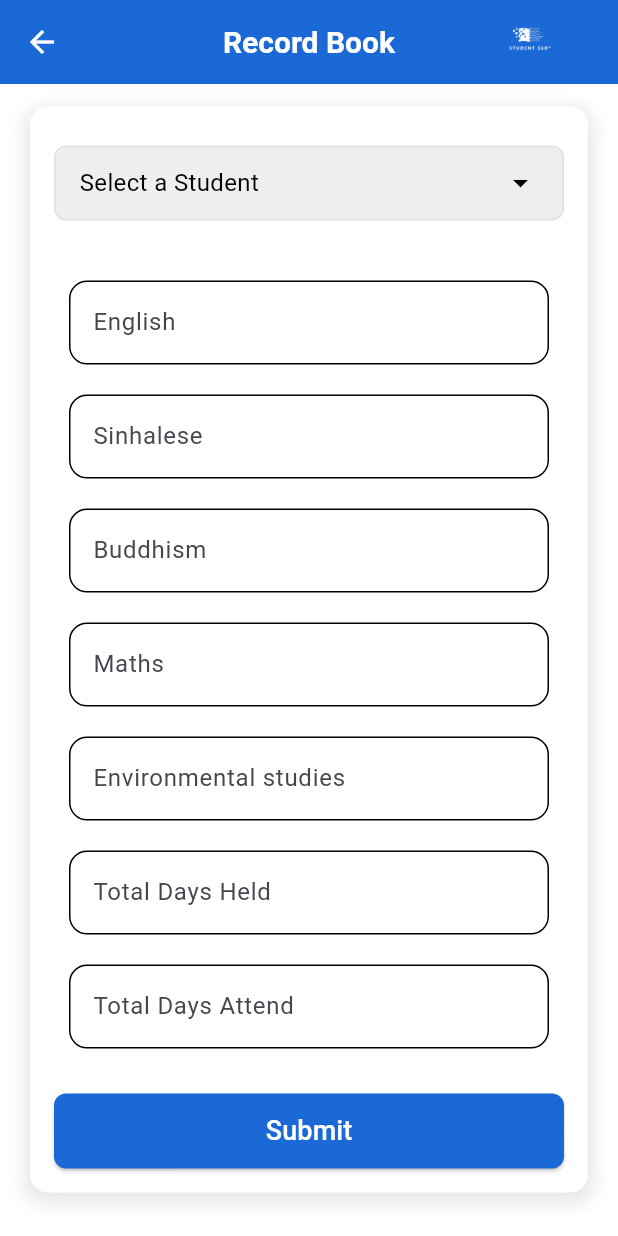
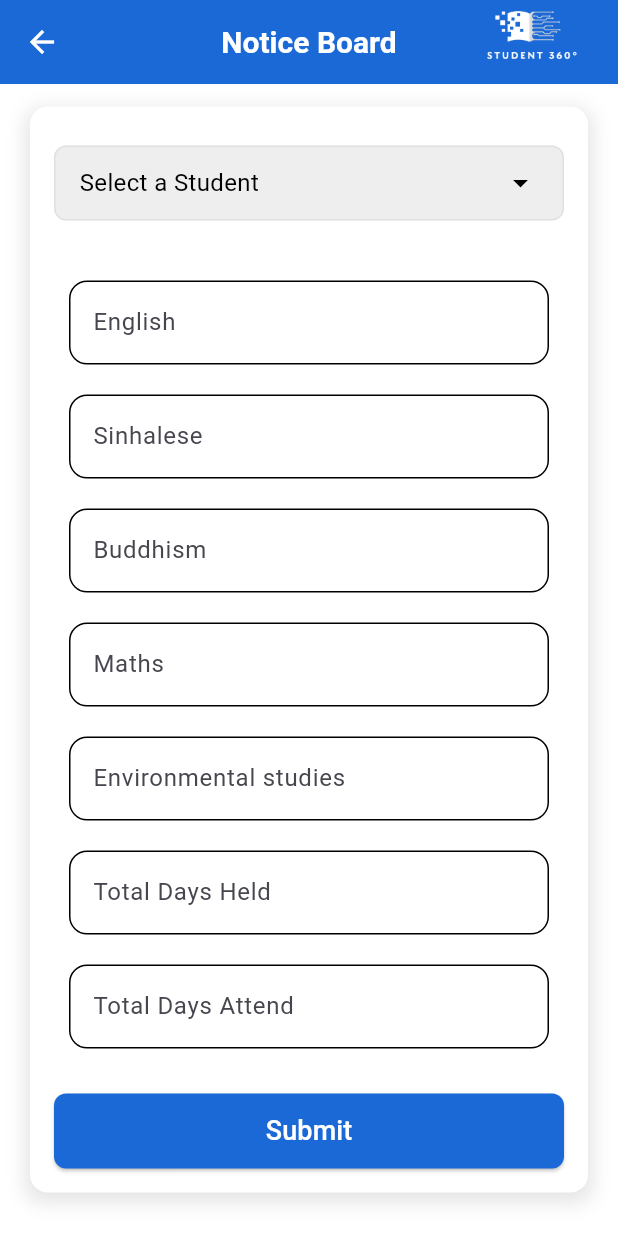
Before and after one commit to Dimath-Ranasinghe/Student_360, a Flutter app: the FormPage screen opened directly, on a phone screen of 412 x 824 dp. Run offline on Flutter 3.47's test engine with Material 3 defaults, Android fonts, the phone set to English and light mode, and no system bars; our stand-ins replace google_nav_bar.

Commit message:
Added some App bar styles

```diff
--- a/lib/Pages/FormPage/form_page.dart
+++ b/lib/Pages/FormPage/form_page.dart
@@ -58,7 +58,7 @@ class _FormPageState extends State<FormPage> {
         centerTitle: true,
         elevation: 0,
         title: const Text(
-          "Record Book",
+          "Notice Board",
           style: TextStyle(
             color: Colors.white,
             fontSize: 20,
@@ -68,13 +68,15 @@ class _FormPageState extends State<FormPage> {
         iconTheme: const IconThemeData(color: Colors.white),
         actions: [
           Padding(
-            padding: const EdgeInsets.symmetric(horizontal: 10),
-            child: SizedBox(
-              width: 100,
-              height: 50,
-              child: Image.asset(
-                'assets/logo.png',
-                fit: BoxFit.contain,
+            padding: const EdgeInsets.only(right: 5),
+            child: Container(
+              width: 110,
+              height: 110,
+              decoration: const BoxDecoration(
+                image: DecorationImage(
+                  image: AssetImage('assets/logo.png'),
+                  fit: BoxFit.cover,
+                ),
               ),
             ),
           ),
--- a/lib/Pages/NoticeBoard/notice_board.dart
+++ b/lib/Pages/NoticeBoard/notice_board.dart
@@ -64,10 +64,10 @@ class _NoticeBoardState extends State<NoticeBoard> {
         iconTheme: const IconThemeData(color: Colors.white),
         actions: [
           Padding(
-            padding: const EdgeInsets.only(right: 0.0),
+            padding: const EdgeInsets.only(right: 5),
             child: Container(
-              width: 130,
-              height: 100,
+              width: 110,
+              height: 110,
               decoration: const BoxDecoration(
                 image: DecorationImage(
                   image: AssetImage('assets/logo.png'),
--- a/lib/Pages/ProfilePage/profile_page.dart
+++ b/lib/Pages/ProfilePage/profile_page.dart
@@ -29,10 +29,10 @@ class _ProfilePageState extends State<ProfilePage> {
         iconTheme: const IconThemeData(color: Colors.white),
         actions: [
           Padding(
-            padding: const EdgeInsets.only(right: 0.0),
+            padding: const EdgeInsets.only(right: 5),
             child: Container(
-              width: 130,
-              height: 100,
+              width: 110,
+              height: 110,
               decoration: const BoxDecoration(
                 image: DecorationImage(
                   image: AssetImage('assets/logo.png'),
```
